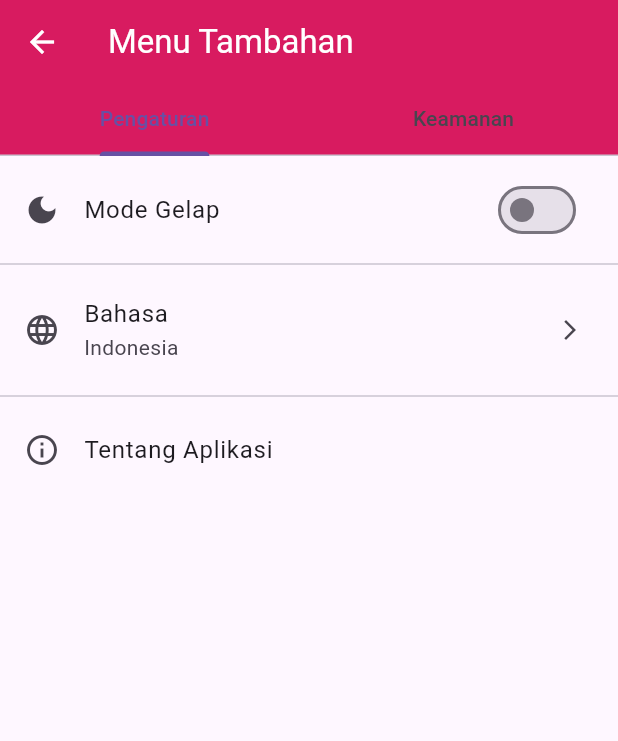
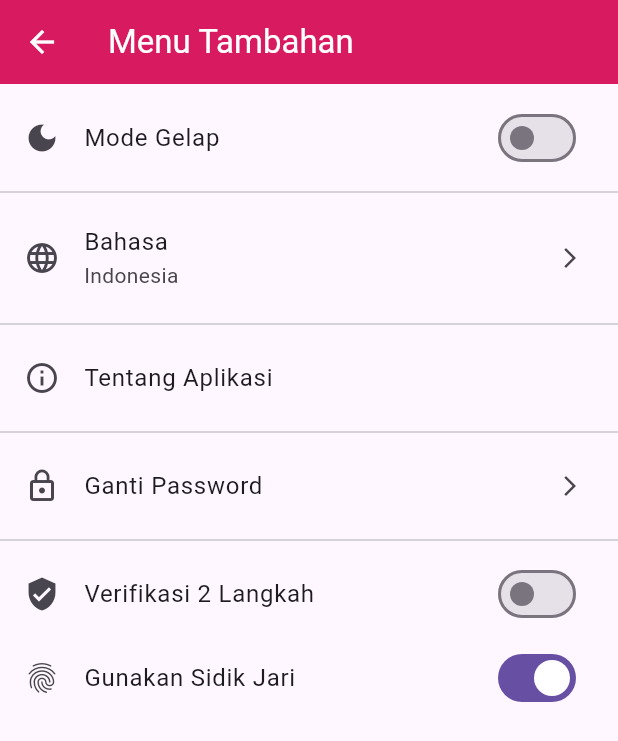
Before and after one commit to anggiaziyah/dompetku, a Flutter app: the LebihScreen screen opened directly, on a phone screen of 412 x 824 dp. Shown: the top 741 px of the screen. Run offline on Flutter 3.47's test engine with Material 3 defaults, Android fonts, the light colour scheme and no system bars; our stand-ins replace pdf, supabase_flutter; missing offline and left inert: universal_html; accounts and stored records are empty.

Commit message:
perbaiki lebih

```diff
--- a/lib/lebih_screen.dart
+++ b/lib/lebih_screen.dart
@@ -9,62 +9,10 @@ class LebihScreen extends StatefulWidget {
 
 class _LebihScreenState extends State<LebihScreen> {
   bool _darkMode = false;
-
-  @override
-  Widget build(BuildContext context) {
-    // Update Theme ketika mode gelap diaktifkan
-    // ignore: unused_local_variable
-    final theme = Theme.of(context);
-
-    return Theme(
-      data: _darkMode ? ThemeData.dark() : ThemeData.light(),
-      child: DefaultTabController(
-        length: 2,
-        child: Scaffold(
-          appBar: AppBar(
-            backgroundColor: Colors.pink.shade600,
-            foregroundColor: Colors.white,
-            title: const Text('Menu Tambahan'),
-            bottom: const TabBar(
-              tabs: [
-                Tab(text: 'Pengaturan'),
-                Tab(text: 'Keamanan'),
-              ],
-            ),
-          ),
-          body: TabBarView(
-            children: [
-              PengaturanTab(
-                isDarkMode: _darkMode,
-                onToggleDarkMode: (val) {
-                  setState(() => _darkMode = val);
-                },
-              ),
-              const KeamananTab(),
-            ],
-          ),
-        ),
-      ),
-    );
-  }
-}
-
-class PengaturanTab extends StatefulWidget {
-  final bool isDarkMode;
-  final ValueChanged<bool> onToggleDarkMode;
-
-  const PengaturanTab({
-    super.key,
-    required this.isDarkMode,
-    required this.onToggleDarkMode,
-  });
-
-  @override
-  State<PengaturanTab> createState() => _PengaturanTabState();
-}
-
-class _PengaturanTabState extends State<PengaturanTab> {
+  bool _verifikasi2Langkah = false;
+  bool _sidikJari = true;
   String _bahasa = 'Indonesia';
+  final TextEditingController _passwordController = TextEditingController();
 
   void _showSnackbar(String message) {
     ScaffoldMessenger.of(context).showSnackBar(SnackBar(content: Text(message)));
@@ -88,21 +36,65 @@ class _PengaturanTabState extends State<PengaturanTab> {
     );
   }
 
+  void _showGantiPasswordDialog() {
+    showDialog(
+      context: context,
+      builder: (_) => AlertDialog(
+        title: const Text('Ganti Password'),
+        content: TextField(
+          controller: _passwordController,
+          obscureText: true,
+          decoration: const InputDecoration(labelText: 'Password Baru'),
+        ),
+        actions: [
+          TextButton(
+            onPressed: () => Navigator.pop(context),
+            child: const Text('Batal'),
+          ),
+          ElevatedButton(
+            onPressed: () {
+              String passwordBaru = _passwordController.text.trim();
+              Navigator.pop(context);
+              _passwordController.clear();
+              if (passwordBaru.isNotEmpty) {
+                _showSnackbar('Password berhasil diubah!');
+              } else {
+                _showSnackbar('Password tidak boleh kosong.');
+              }
+            },
+            child: const Text('Simpan'),
+          ),
+        ],
+      ),
+    );
+  }
+
   @override
   Widget build(BuildContext context) {
-    return ListView(
+    return Theme(
+      data: _darkMode ? ThemeData.dark() : ThemeData.light(),
+      child: Scaffold(
+        appBar: AppBar(
+          backgroundColor: Colors.pink.shade600,
+          foregroundColor: Colors.white,
+          title: const Text('Menu Tambahan'),
+        ),
+        body: ListView(
           padding: const EdgeInsets.symmetric(vertical: 8),
           children: [
+            // Mode Gelap
             SwitchListTile(
               title: const Text('Mode Gelap'),
               secondary: const Icon(Icons.dark_mode),
-          value: widget.isDarkMode,
+              value: _darkMode,
               onChanged: (val) {
-            widget.onToggleDarkMode(val);
+                setState(() => _darkMode = val);
                 _showSnackbar('Mode Gelap: ${val ? "Aktif" : "Nonaktif"}');
               },
             ),
             const Divider(),
+
+            // Bahasa
             ListTile(
               leading: const Icon(Icons.language),
               title: const Text('Bahasa'),
@@ -141,70 +133,16 @@ class _PengaturanTabState extends State<PengaturanTab> {
               },
             ),
             const Divider(),
+
+            // Tentang Aplikasi
             ListTile(
               leading: const Icon(Icons.info_outline),
               title: const Text('Tentang Aplikasi'),
               onTap: _showTentangAplikasiDialog,
             ),
-      ],
-    );
-  }
-}
+            const Divider(),
 
-class KeamananTab extends StatefulWidget {
-  const KeamananTab({super.key});
-
-  @override
-  State<KeamananTab> createState() => _KeamananTabState();
-}
-
-class _KeamananTabState extends State<KeamananTab> {
-  bool _verifikasi2Langkah = false;
-  bool _sidikJari = true;
-  final TextEditingController _passwordController = TextEditingController();
-
-  void _showSnackbar(String pesan) {
-    ScaffoldMessenger.of(context).showSnackBar(SnackBar(content: Text(pesan)));
-  }
-
-  void _showGantiPasswordDialog() {
-    showDialog(
-      context: context,
-      builder: (_) => AlertDialog(
-        title: const Text('Ganti Password'),
-        content: TextField(
-          controller: _passwordController,
-          obscureText: true,
-          decoration: const InputDecoration(labelText: 'Password Baru'),
-        ),
-        actions: [
-          TextButton(
-            onPressed: () => Navigator.pop(context),
-            child: const Text('Batal'),
-          ),
-          ElevatedButton(
-            onPressed: () {
-              String passwordBaru = _passwordController.text.trim();
-              Navigator.pop(context);
-              _passwordController.clear();
-              if (passwordBaru.isNotEmpty) {
-                _showSnackbar('Password berhasil diubah!');
-              } else {
-                _showSnackbar('Password tidak boleh kosong.');
-              }
-            },
-            child: const Text('Simpan'),
-          ),
-        ],
-      ),
-    );
-  }
-
-  @override
-  Widget build(BuildContext context) {
-    return ListView(
-      padding: const EdgeInsets.symmetric(vertical: 8),
-      children: [
+            // Ganti Password
             ListTile(
               leading: const Icon(Icons.lock_outline),
               title: const Text('Ganti Password'),
@@ -212,6 +150,8 @@ class _KeamananTabState extends State<KeamananTab> {
               onTap: _showGantiPasswordDialog,
             ),
             const Divider(),
+
+            // Verifikasi 2 Langkah
             SwitchListTile(
               title: const Text('Verifikasi 2 Langkah'),
               secondary: const Icon(Icons.verified_user),
@@ -221,6 +161,8 @@ class _KeamananTabState extends State<KeamananTab> {
                 _showSnackbar('Verifikasi 2 Langkah ${val ? "Aktif" : "Nonaktif"}');
               },
             ),
+
+            // Sidik Jari
             SwitchListTile(
               title: const Text('Gunakan Sidik Jari'),
               secondary: const Icon(Icons.fingerprint),
@@ -231,6 +173,8 @@ class _KeamananTabState extends State<KeamananTab> {
               },
             ),
           ],
+        ),
+      ),
     );
   }
 }
```
Lines whose indentation alone changed are shown as unchanged.
